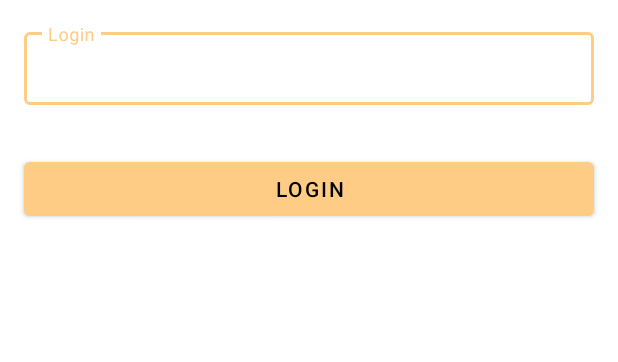
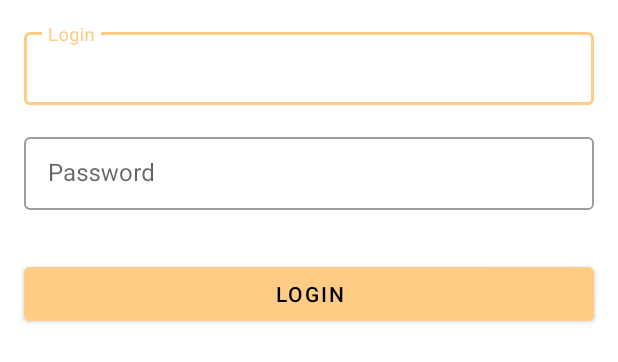
Before and after one commit to k-antonov/input-form, an Android app: the layout activity_main.xml on its own in the app's theme, with its tools: preview values and no code run, on a phone screen of 412 x 824 dp. Shown: the top 362 px of the screen. Run offline under Robolectric (Android 15) with nearby library versions, the phone set to English and light mode, and no system bars.

Commit message:
Add password TextInputLayout and regex pattern validation

```diff
--- a/app/src/main/res/layout/activity_main.xml
+++ b/app/src/main/res/layout/activity_main.xml
@@ -6,11 +6,13 @@
     android:orientation="vertical">
 
     <com.google.android.material.textfield.TextInputLayout
-        android:id="@+id/text_input_layout"
+        android:id="@+id/login_input_layout"
         style="@style/Widget.MaterialComponents.TextInputLayout.OutlinedBox.Dense"
         android:layout_width="match_parent"
         android:layout_height="wrap_content"
-        android:layout_margin="@dimen/small_padding"
+        android:layout_marginTop="@dimen/small_padding"
+        android:layout_marginLeft="@dimen/small_padding"
+        android:layout_marginRight="@dimen/small_padding"
         android:hint="@string/login"
         tools:context=".MainActivity">
 
@@ -19,6 +21,23 @@
             android:layout_width="match_parent"
             android:layout_height="wrap_content"
             android:inputType="textEmailAddress" />
+
+    </com.google.android.material.textfield.TextInputLayout>
+
+    <com.google.android.material.textfield.TextInputLayout
+        android:id="@+id/password_input_layout"
+        style="@style/Widget.MaterialComponents.TextInputLayout.OutlinedBox.Dense"
+        android:layout_width="match_parent"
+        android:layout_height="wrap_content"
+        android:layout_margin="@dimen/small_padding"
+        android:hint="@string/password_hint"
+        tools:context=".MainActivity">
+
+        <com.google.android.material.textfield.TextInputEditText
+            android:id="@+id/password_edit_text"
+            android:layout_width="match_parent"
+            android:layout_height="wrap_content"
+            android:inputType="textPassword" />
 
     </com.google.android.material.textfield.TextInputLayout>
 
--- a/app/src/main/res/values/strings.xml
+++ b/app/src/main/res/values/strings.xml
@@ -1,6 +1,10 @@
 <resources>
     <string name="app_name">InputForm</string>
     <string name="login">Login</string>
-    <string name="valid_email">Logged in</string>
+    <string name="logged_in">Logged in</string>
     <string name="invalid_email">Invalid email</string>
+    <string name="password_hint">Password</string>
+    <string name="invalid_password">
+        · Must be at least 8 characters\n· Must have at least 1 digit\n· Must have at least 1 special character\n· Must have at least 1 lowercase letter\n· Must have at least 1 uppercase letter
+    </string>
 </resources>
```
Also changed, not shown: app/src/main/java/com/example/inputform/MainActivity.kt (+32 -10 lines).
